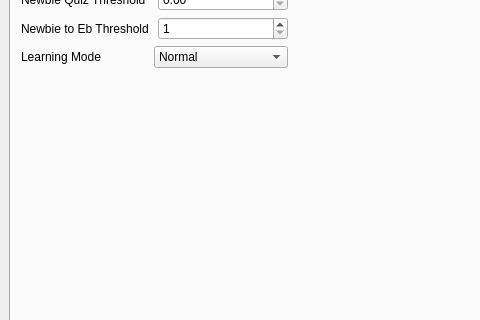
First picture: the form in ui/FightMemPC.ui, repository zhaomh1998/FightMem, before the edit; both pictures show x 0 to 480 and y 137 to 457 of the 793 by 904 pixel window.
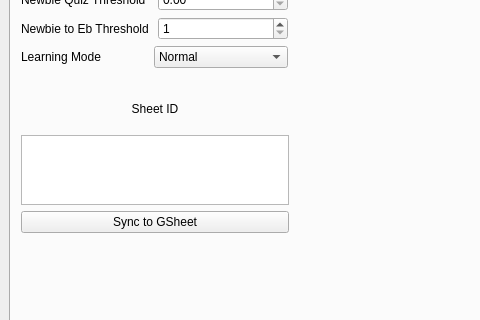
Second picture: the form after the edit. The open tabs and pages were chosen to show the change. Icons and pictures are not drawn.

Commit message: add google sheet sync

Diff of the .ui file:
```diff
--- a/ui/FightMemPC.ui
+++ b/ui/FightMemPC.ui
@@ -733,6 +733,38 @@
          </item>
         </layout>
        </widget>
+       <widget class="QWidget" name="layoutWidget">
+        <property name="geometry">
+         <rect>
+          <x>10</x>
+          <y>190</y>
+          <width>268</width>
+          <height>145</height>
+         </rect>
+        </property>
+        <layout class="QVBoxLayout" name="verticalLayout_12" stretch="1,1,1">
+         <item>
+          <widget class="QLabel" name="label_5">
+           <property name="text">
+            <string>Sheet ID</string>
+           </property>
+           <property name="alignment">
+            <set>Qt::AlignCenter</set>
+           </property>
+          </widget>
+         </item>
+         <item>
+          <widget class="QPlainTextEdit" name="e_gsheet_id"/>
+         </item>
+         <item>
+          <widget class="QPushButton" name="b_sync_gsheet">
+           <property name="text">
+            <string>Sync to GSheet</string>
+           </property>
+          </widget>
+         </item>
+        </layout>
+       </widget>
       </widget>
      </widget>
     </item>
```
The commit also changes 4 other files.
